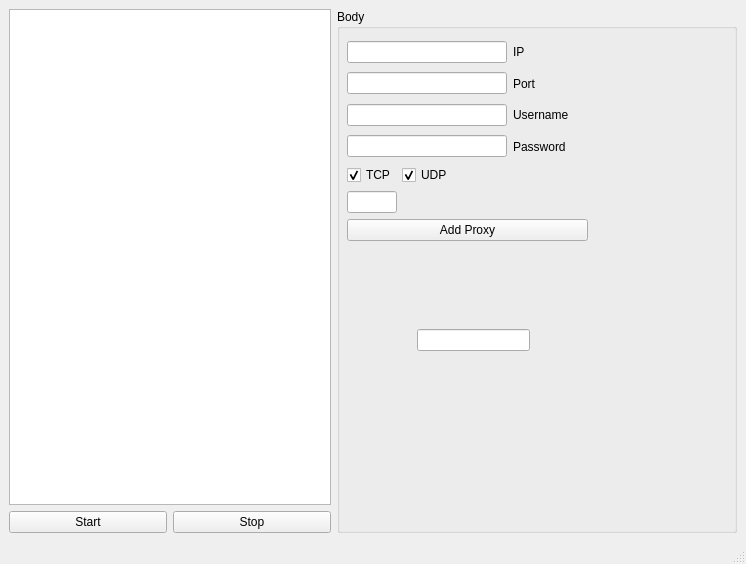
Qt form cutie/ui/CpWindow.ui (kvakazabra/cutieproxy) before a commit.
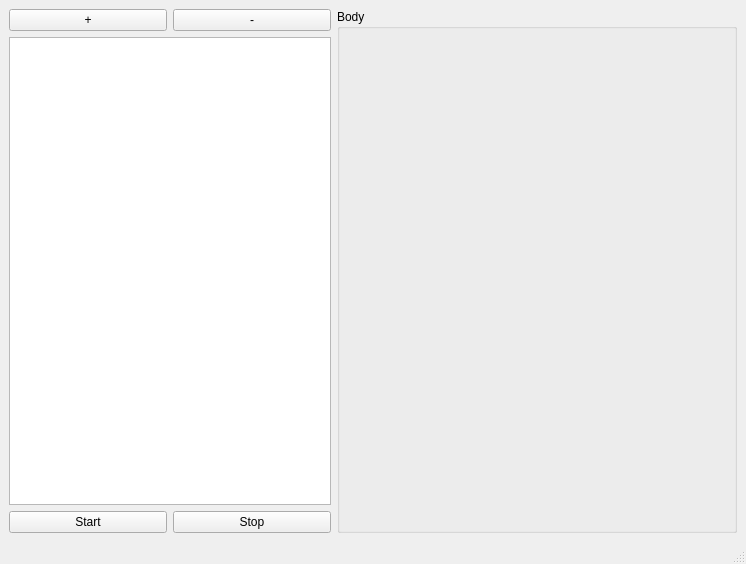
The same form after that commit.

Commit message: Move add proxy to separate dialog, change visual style of items in proxy list, add edit action to items

What changed in the file:
```diff
--- a/cutie/ui/CpWindow.ui
+++ b/cutie/ui/CpWindow.ui
@@ -19,6 +19,24 @@
      <layout class="QHBoxLayout" name="horizontalLayout_2">
       <item>
        <layout class="QVBoxLayout" name="verticalLayout">
+        <item>
+         <layout class="QHBoxLayout" name="horizontalLayout_9">
+          <item>
+           <widget class="QPushButton" name="addProxyButton">
+            <property name="text">
+             <string>+</string>
+            </property>
+           </widget>
+          </item>
+          <item>
+           <widget class="QPushButton" name="deleteProxyButton">
+            <property name="text">
+             <string>-</string>
+            </property>
+           </widget>
+          </item>
+         </layout>
+        </item>
         <item>
          <widget class="QListWidget" name="proxyList"/>
         </item>
@@ -53,181 +71,6 @@
         <property name="title">
          <string>Body</string>
         </property>
-        <widget class="QLineEdit" name="procName">
-         <property name="geometry">
-          <rect>
-           <x>80</x>
-           <y>320</y>
-           <width>113</width>
-           <height>22</height>
-          </rect>
-         </property>
-        </widget>
-        <widget class="QWidget" name="layoutWidget">
-         <property name="geometry">
-          <rect>
-           <x>10</x>
-           <y>30</y>
-           <width>241</width>
-           <height>202</height>
-          </rect>
-         </property>
-         <layout class="QVBoxLayout" name="verticalLayout_2">
-          <item>
-           <layout class="QHBoxLayout" name="horizontalLayout_4">
-            <item>
-             <widget class="QLineEdit" name="ipLineEdit">
-              <property name="maximumSize">
-               <size>
-                <width>160</width>
-                <height>16777215</height>
-               </size>
-              </property>
-             </widget>
-            </item>
-            <item>
-             <widget class="QLabel" name="ipLabel">
-              <property name="text">
-               <string>IP</string>
-              </property>
-             </widget>
-            </item>
-           </layout>
-          </item>
-          <item>
-           <layout class="QHBoxLayout" name="horizontalLayout_5">
-            <item>
-             <widget class="QLineEdit" name="portLineEdit">
-              <property name="maximumSize">
-               <size>
-                <width>160</width>
-                <height>16777215</height>
-               </size>
-              </property>
-             </widget>
-            </item>
-            <item>
-             <widget class="QLabel" name="portLabel">
-              <property name="text">
-               <string>Port</string>
-              </property>
-             </widget>
-            </item>
-           </layout>
-          </item>
-          <item>
-           <layout class="QHBoxLayout" name="horizontalLayout_6">
-            <item>
-             <widget class="QLineEdit" name="usernameLineEdit">
-              <property name="maximumSize">
-               <size>
-                <width>160</width>
-                <height>16777215</height>
-               </size>
-              </property>
-             </widget>
-            </item>
-            <item>
-             <widget class="QLabel" name="usernameLabel">
-              <property name="text">
-               <string>Username</string>
-              </property>
-             </widget>
-            </item>
-           </layout>
-          </item>
-          <item>
-           <layout class="QHBoxLayout" name="horizontalLayout_7">
-            <item>
-             <widget class="QLineEdit" name="passwordLineEdit">
-              <property name="maximumSize">
-               <size>
-                <width>160</width>
-                <height>16777215</height>
-               </size>
-              </property>
-              <property name="echoMode">
-               <enum>QLineEdit::EchoMode::Password</enum>
-              </property>
-             </widget>
-            </item>
-            <item>
-             <widget class="QLabel" name="passwordLabel">
-              <property name="text">
-               <string>Password</string>
-              </property>
-             </widget>
-            </item>
-           </layout>
-          </item>
-          <item>
-           <layout class="QHBoxLayout" name="horizontalLayout_8">
-            <item>
-             <widget class="QCheckBox" name="tcpCheckbox">
-              <property name="maximumSize">
-               <size>
-                <width>80</width>
-                <height>16777215</height>
-               </size>
-              </property>
-              <property name="text">
-               <string>TCP</string>
-              </property>
-              <property name="checked">
-               <bool>true</bool>
-              </property>
-             </widget>
-            </item>
-            <item>
-             <widget class="QCheckBox" name="udpCheckbox">
-              <property name="maximumSize">
-               <size>
-                <width>80</width>
-                <height>16777215</height>
-               </size>
-              </property>
-              <property name="text">
-               <string>UDP</string>
-              </property>
-              <property name="checked">
-               <bool>true</bool>
-              </property>
-             </widget>
-            </item>
-            <item>
-             <spacer name="horizontalSpacer">
-              <property name="orientation">
-               <enum>Qt::Orientation::Horizontal</enum>
-              </property>
-              <property name="sizeHint" stdset="0">
-               <size>
-                <width>40</width>
-                <height>20</height>
-               </size>
-              </property>
-             </spacer>
-            </item>
-           </layout>
-          </item>
-          <item>
-           <widget class="QLineEdit" name="importLineEdit">
-            <property name="maximumSize">
-             <size>
-              <width>50</width>
-              <height>16777215</height>
-             </size>
-            </property>
-           </widget>
-          </item>
-          <item>
-           <widget class="QPushButton" name="addProxyButton">
-            <property name="text">
-             <string>Add Proxy</string>
-            </property>
-           </widget>
-          </item>
-         </layout>
-        </widget>
        </widget>
       </item>
      </layout>
```
The commit also changes 6 other files.
